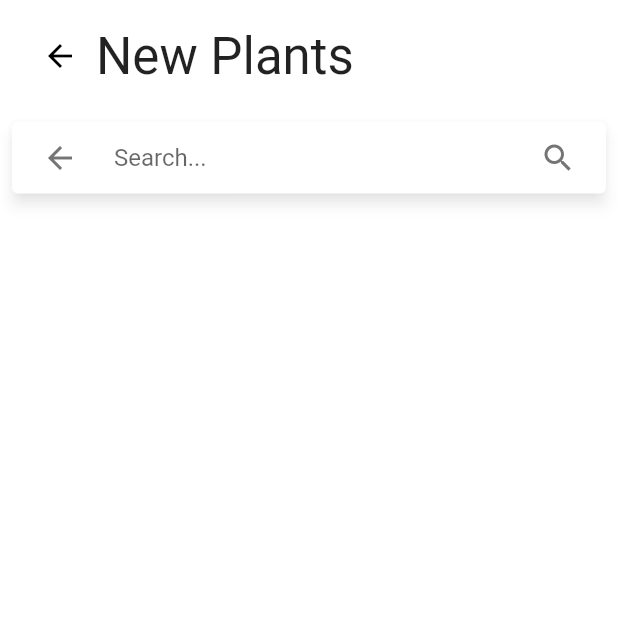
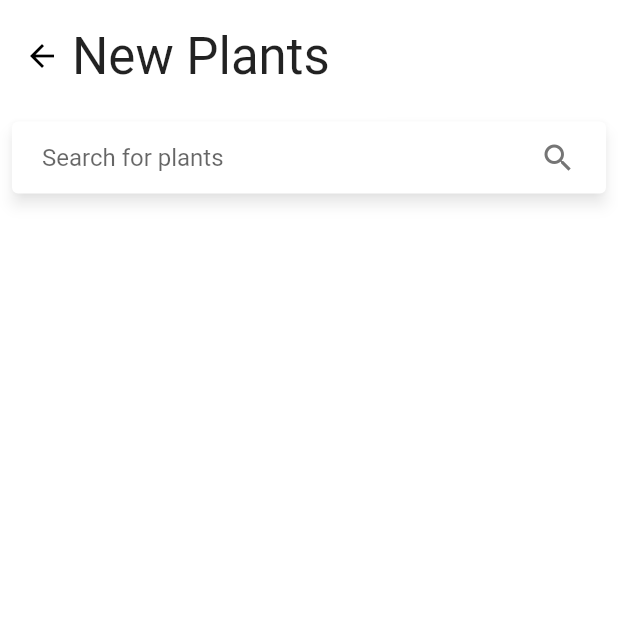
Before and after one commit to stefano-u/gardenhacks2021, a Flutter app: the SearchPageWidget screen opened directly, on a phone screen of 412 x 824 dp, the top half of it. Run offline on Flutter 3.47's test engine with Material 2 defaults, Android fonts, the phone set to English and light mode, and no system bars; drawn by our look-alikes of material_floating_search_bar; our stand-ins replace camera, carousel_slider, flutter_dotenv, google_fonts, hooks_riverpod, sliding_up_panel and 1 more; missing offline and left inert: flutter_overlay_loader.

Commit message:
Changed plant search page

```diff
--- a/lib/pages/plant_search_page.dart
+++ b/lib/pages/plant_search_page.dart
@@ -72,7 +72,8 @@ class _HomePageState extends State<SearchPageWidget> {
       body: Padding(
         padding: const EdgeInsets.all(0.0),
         child: FloatingSearchBar(
-          hint: 'Search...',
+          automaticallyImplyBackButton: false,
+          hint: 'Search for plants',
           transitionCurve: Curves.easeInOutCubic,
           transition: CircularFloatingSearchBarTransition(),
           physics: const BouncingScrollPhysics(),
@@ -94,8 +95,12 @@ class _HomePageState extends State<SearchPageWidget> {
               ),
               Row(
                 children: [
-                  BackButton(
-                    onPressed: () => this.onBackButtonPressed(context),
+                  Padding(
+                    padding: const EdgeInsets.only(right: 8.0),
+                    child: GestureDetector(
+                      onTap: () => this.onBackButtonPressed(context),
+                      child: Icon(Icons.arrow_back),
+                    ),
                   ),
                   Text(
                     'New Plants',
```
